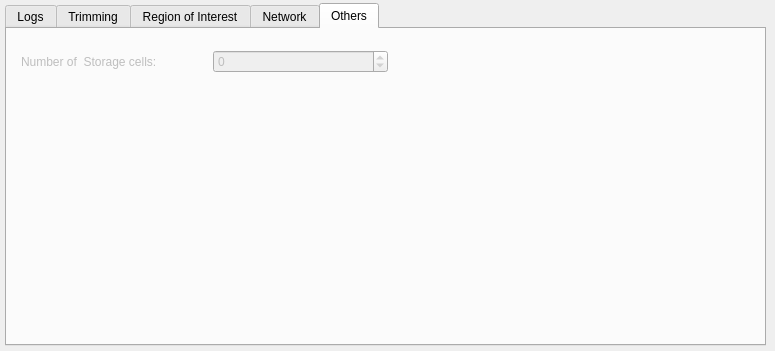
Above: slsDetectorGui/forms/form_tab_advanced.ui from slsdetectorgroup/slsDetectorPackage before the change. Below: the same form after it.
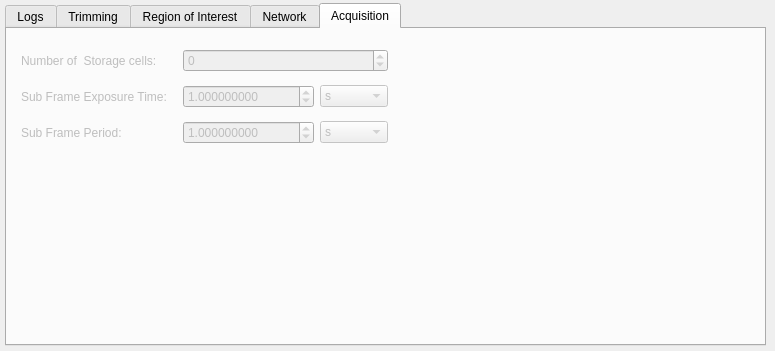
That is the form after the change. Icons and pictures are not drawn.

Commit message: slsDetectorGui:added subexptime and subperiod to gui

```diff
--- a/slsDetectorGui/forms/form_tab_advanced.ui
+++ b/slsDetectorGui/forms/form_tab_advanced.ui
@@ -1750,7 +1750,7 @@
    </widget>
    <widget class="QWidget" name="tab_2">
     <attribute name="title">
-     <string>Others</string>
+     <string>Acquisition</string>
     </attribute>
     <widget class="QWidget" name="gridLayoutWidget_2">
      <property name="geometry">
@@ -1758,10 +1758,48 @@
        <x>14</x>
        <y>13</y>
        <width>367</width>
-       <height>39</height>
+       <height>110</height>
       </rect>
      </property>
      <layout class="QGridLayout" name="gridLayout_2">
+      <item row="1" column="2">
+       <widget class="QDoubleSpinBox" name="spinSubExpTime">
+        <property name="enabled">
+         <bool>false</bool>
+        </property>
+        <property name="sizePolicy">
+         <sizepolicy hsizetype="Preferred" vsizetype="Fixed">
+          <horstretch>0</horstretch>
+          <verstretch>0</verstretch>
+         </sizepolicy>
+        </property>
+        <property name="toolTip">
+         <string>&lt;nobr&gt;
+Exposure Time of a sub frame. Only for Eiger in 32 bit mode
+&lt;/nobr&gt;&lt;br&gt;&lt;nobr&gt;
+ #subexptime#
+&lt;/nobr&gt;</string>
+        </property>
+        <property name="alignment">
+         <set>Qt::AlignLeading|Qt::AlignLeft|Qt::AlignVCenter</set>
+        </property>
+        <property name="keyboardTracking">
+         <bool>false</bool>
+        </property>
+        <property name="decimals">
+         <number>9</number>
+        </property>
+        <property name="minimum">
+         <double>-1.000000000000000</double>
+        </property>
+        <property name="maximum">
+         <double>2000000000.000000000000000</double>
+        </property>
+        <property name="value">
+         <double>1.000000000000000</double>
+        </property>
+       </widget>
+      </item>
       <item row="0" column="1">
        <spacer name="horizontalSpacer_8">
         <property name="orientation">
@@ -1791,7 +1829,80 @@
         </property>
        </widget>
       </item>
-      <item row="0" column="2">
+      <item row="1" column="0">
+       <widget class="QLabel" name="lblSubExpTime">
+        <property name="enabled">
+         <bool>false</bool>
+        </property>
+        <property name="toolTip">
+         <string>&lt;nobr&gt;
+Exposure Time of a sub frame. Only for Eiger in 32 bit mode
+&lt;/nobr&gt;&lt;br&gt;&lt;nobr&gt;
+ #subexptime#
+&lt;/nobr&gt;</string>
+        </property>
+        <property name="text">
+         <string>Sub Frame Exposure Time:</string>
+        </property>
+       </widget>
+      </item>
+      <item row="1" column="3">
+       <widget class="QComboBox" name="comboSubExpTimeUnit">
+        <property name="enabled">
+         <bool>false</bool>
+        </property>
+        <property name="sizePolicy">
+         <sizepolicy hsizetype="Preferred" vsizetype="Fixed">
+          <horstretch>0</horstretch>
+          <verstretch>0</verstretch>
+         </sizepolicy>
+        </property>
+        <property name="toolTip">
+         <string>&lt;nobr&gt;
+Exposure Time of a sub frame. Only for Eiger in 32 bit mode
+&lt;/nobr&gt;&lt;br&gt;&lt;nobr&gt;
+ #subexptime#
+&lt;/nobr&gt;</string>
+        </property>
+        <property name="layoutDirection">
+         <enum>Qt::LeftToRight</enum>
+        </property>
+        <property name="currentIndex">
+         <number>2</number>
+        </property>
+        <item>
+         <property name="text">
+          <string>hr</string>
+         </property>
+        </item>
+        <item>
+         <property name="text">
+          <string>min</string>
+         </property>
+        </item>
+        <item>
+         <property name="text">
+          <string>s</string>
+         </property>
+        </item>
+        <item>
+         <property name="text">
+          <string>ms</string>
+         </property>
+        </item>
+        <item>
+         <property name="text">
+          <string>us</string>
+         </property>
+        </item>
+        <item>
+         <property name="text">
+          <string>ns</string>
+         </property>
+        </item>
+       </widget>
+      </item>
+      <item row="0" column="2" colspan="2">
        <widget class="QSpinBox" name="spinNumStoragecells">
         <property name="enabled">
          <bool>false</bool>
@@ -1831,6 +1942,123 @@
         </property>
        </widget>
       </item>
+      <item row="2" column="0">
+       <widget class="QLabel" name="lblSubPeriod">
+        <property name="enabled">
+         <bool>false</bool>
+        </property>
+        <property name="toolTip">
+         <string>&lt;nobr&gt;
+Period between sub frames. Only for Eiger in 32 bit mode.
+&lt;/nobr&gt;&lt;br&gt;&lt;nobr&gt;
+Default value is 0. A value less than the required minimum is ignored.
+&lt;/nobr&gt;&lt;br&gt;&lt;nobr&gt;
+ #subperiod#
+&lt;/nobr&gt;</string>
+        </property>
+        <property name="text">
+         <string>Sub Frame Period:</string>
+        </property>
+       </widget>
+      </item>
+      <item row="2" column="2">
+       <widget class="QDoubleSpinBox" name="spinSubPeriod">
+        <property name="enabled">
+         <bool>false</bool>
+        </property>
+        <property name="sizePolicy">
+         <sizepolicy hsizetype="Preferred" vsizetype="Fixed">
+          <horstretch>0</horstretch>
+          <verstretch>0</verstretch>
+         </sizepolicy>
+        </property>
+        <property name="toolTip">
+         <string>&lt;nobr&gt;
+Period between sub frames. Only for Eiger in 32 bit mode.
+&lt;/nobr&gt;&lt;br&gt;&lt;nobr&gt;
+Default value is 0. A value less than the required minimum is ignored.
+&lt;/nobr&gt;&lt;br&gt;&lt;nobr&gt;
+ #subperiod#
+&lt;/nobr&gt;</string>
+        </property>
+        <property name="alignment">
+         <set>Qt::AlignLeading|Qt::AlignLeft|Qt::AlignVCenter</set>
+        </property>
+        <property name="keyboardTracking">
+         <bool>false</bool>
+        </property>
+        <property name="decimals">
+         <number>9</number>
+        </property>
+        <property name="minimum">
+         <double>-1.000000000000000</double>
+        </property>
+        <property name="maximum">
+         <double>2000000000.000000000000000</double>
+        </property>
+        <property name="value">
+         <double>1.000000000000000</double>
+        </property>
+       </widget>
+      </item>
+      <item row="2" column="3">
+       <widget class="QComboBox" name="comboSubPeriodUnit">
+        <property name="enabled">
+         <bool>false</bool>
+        </property>
+        <property name="sizePolicy">
+         <sizepolicy hsizetype="Preferred" vsizetype="Fixed">
+          <horstretch>0</horstretch>
+          <verstretch>0</verstretch>
+         </sizepolicy>
+        </property>
+        <property name="toolTip">
+         <string>&lt;nobr&gt;
+Period between sub frames. Only for Eiger in 32 bit mode.
+&lt;/nobr&gt;&lt;br&gt;&lt;nobr&gt;
+Default value is 0. A value less than the required minimum is ignored.
+&lt;/nobr&gt;&lt;br&gt;&lt;nobr&gt;
+ #subperiod#
+&lt;/nobr&gt;</string>
+        </property>
+        <property name="layoutDirection">
+         <enum>Qt::LeftToRight</enum>
+        </property>
+        <property name="currentIndex">
+         <number>2</number>
+        </property>
+        <item>
+         <property name="text">
+          <string>hr</string>
+         </property>
+        </item>
+        <item>
+         <property name="text">
+          <string>min</string>
+         </property>
+        </item>
+        <item>
+         <property name="text">
+          <string>s</string>
+         </property>
+        </item>
+        <item>
+         <property name="text">
+          <string>ms</string>
+         </property>
+        </item>
+        <item>
+         <property name="text">
+          <string>us</string>
+         </property>
+        </item>
+        <item>
+         <property name="text">
+          <string>ns</string>
+         </property>
+        </item>
+       </widget>
+      </item>
      </layout>
     </widget>
    </widget>
```
Left out of the diff: 6 changed lines with no effect on the pictures. The commit also changes 2 other files.
